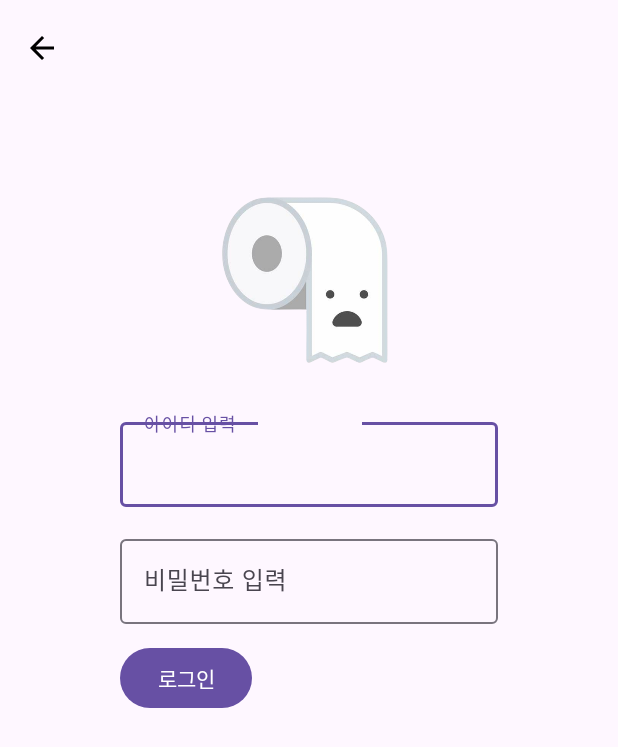
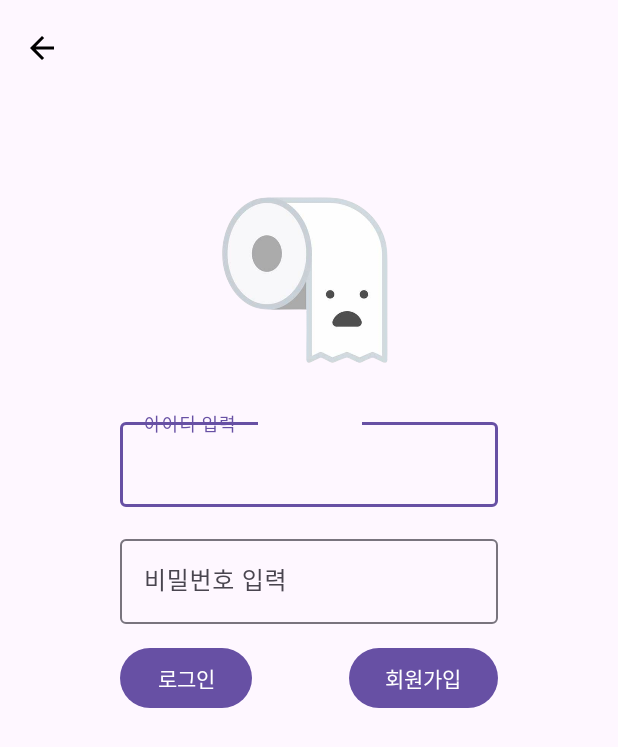
Before and after one commit to limjihoon1/SubwayToilet, an Android app: the LogonActivity screen opened directly, with no data from a screen before it, on a phone screen of 412 x 824 dp. Shown: the top 747 px of the screen. Run offline under Robolectric (Android 15) with nearby library versions, the phone set to English and light mode, and no system bars; our stand-ins replace Firebase (no records; nobody signed in at launch, a user with empty details on screens opened directly).

Commit message:
로그인 에서 회원가입버튼 누르면 회원가입으로 돌아가기

```diff
--- a/app/src/main/java/com/limjihoon/subwaytoilet/activites/LogonActivity.kt
+++ b/app/src/main/java/com/limjihoon/subwaytoilet/activites/LogonActivity.kt
@@ -24,6 +24,7 @@ class LogonActivity : AppCompatActivity() {
         binding.toolvar.setNavigationOnClickListener{finish()}
 
         binding.btnLogind.setOnClickListener { clickBtn() }
+        binding.btnSignup.setOnClickListener { clickBtn2() }
     }
     private fun clickBtn(){
         val name = binding.layoutInputId.editText!!.text.toString()
@@ -49,4 +50,9 @@ class LogonActivity : AppCompatActivity() {
         }
 
     }
+
+    private fun clickBtn2(){
+        startActivity(Intent(this,SginupActivity::class.java))
+        finish()
+    }
 }
--- a/app/src/main/res/layout/activity_logon.xml
+++ b/app/src/main/res/layout/activity_logon.xml
@@ -59,6 +59,18 @@
         android:text="로그인"
         />
 
+    <Button
+        android:id="@+id/btn_signup"
+        android:layout_width="wrap_content"
+        android:layout_height="wrap_content"
+        android:layout_below="@id/layout_input_pw"
+        android:layout_marginRight="80dp"
+        android:layout_marginTop="12sp"
+        android:text="회원가입"
+        android:layout_alignParentRight="true"
+
+        />
+
 
 
 </RelativeLayout>
```
